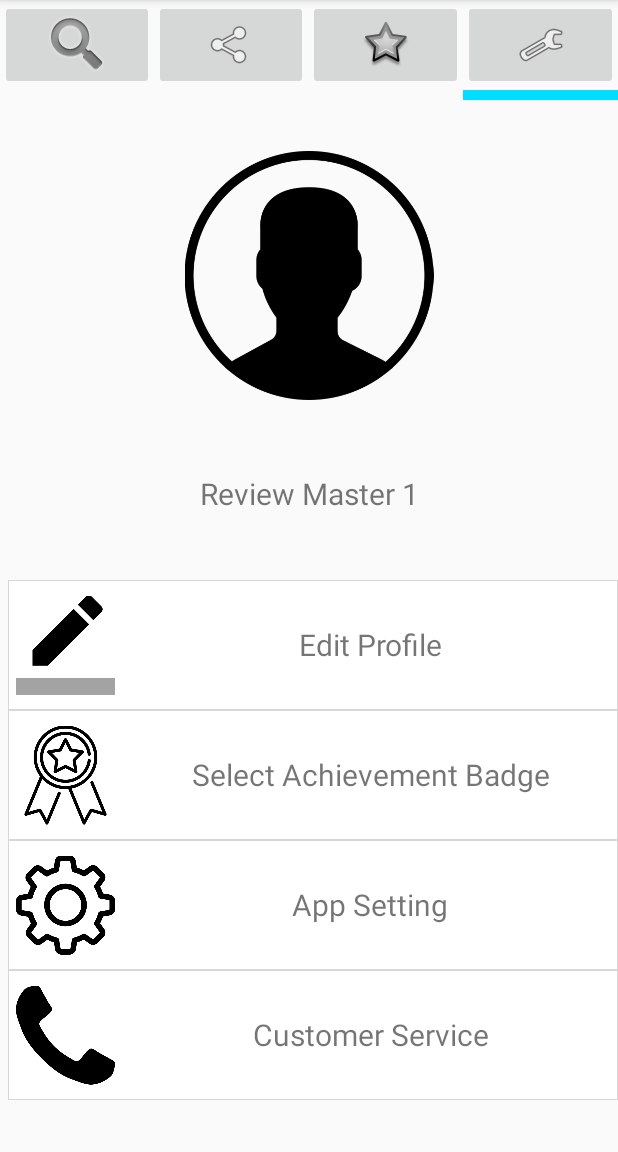
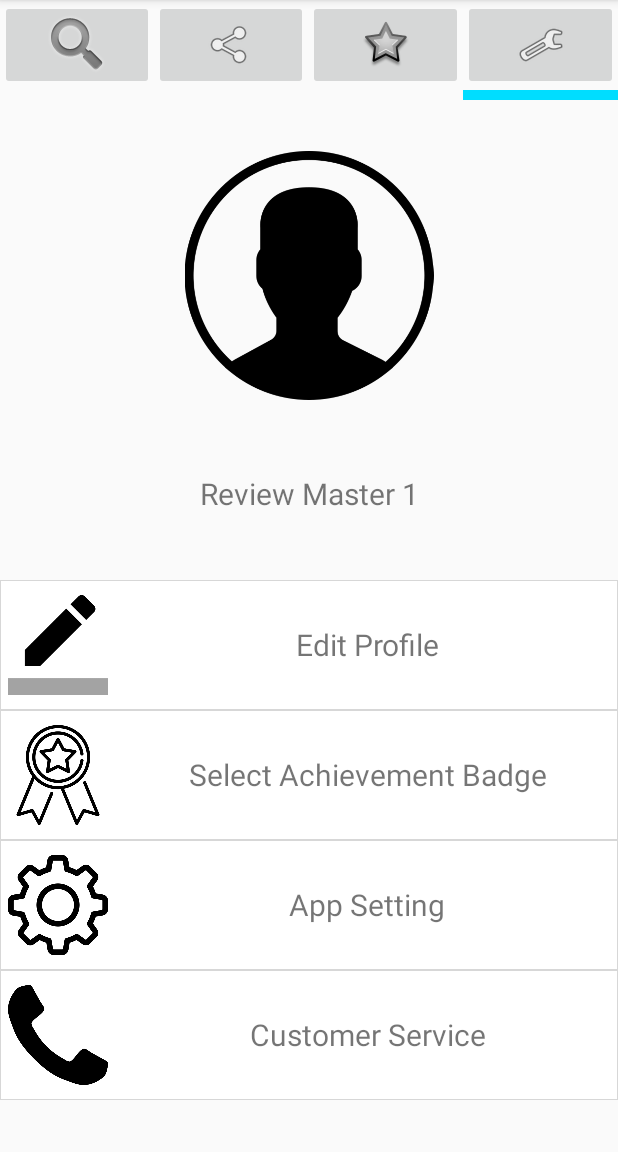
Before and after one commit to pencaty/SNACKKING, an Android app: the Setting screen opened directly, with no data from a screen before it, on a phone screen of 412 x 824 dp, the part 84-1236 px from its top. Run offline under Robolectric (Android 15) with nearby library versions, the phone set to English and light mode, and no system bars.

Commit message:
adjust gap
adjust gap

```diff
--- a/app/src/main/res/layout/activity_setting.xml
+++ b/app/src/main/res/layout/activity_setting.xml
@@ -109,7 +109,6 @@
             android:layout_width="match_parent"
             android:layout_height="0dp"
             android:layout_weight="1"
-            android:layout_marginLeft="5dp"
             android:background="@drawable/border">
 
             <ImageView
@@ -135,7 +134,6 @@
             android:layout_width="match_parent"
             android:layout_height="0dp"
             android:layout_weight="1"
-            android:layout_marginLeft="5dp"
             android:background="@drawable/border">
 
             <ImageView
@@ -160,7 +158,6 @@
             android:layout_width="match_parent"
             android:layout_height="0dp"
             android:layout_weight="1"
-            android:layout_marginLeft="5dp"
             android:background="@drawable/border">
 
             <ImageView
@@ -186,7 +183,6 @@
             android:layout_width="match_parent"
             android:layout_height="0dp"
             android:layout_weight="1"
-            android:layout_marginLeft="5dp"
             android:background="@drawable/border">
 
             <ImageView
```
